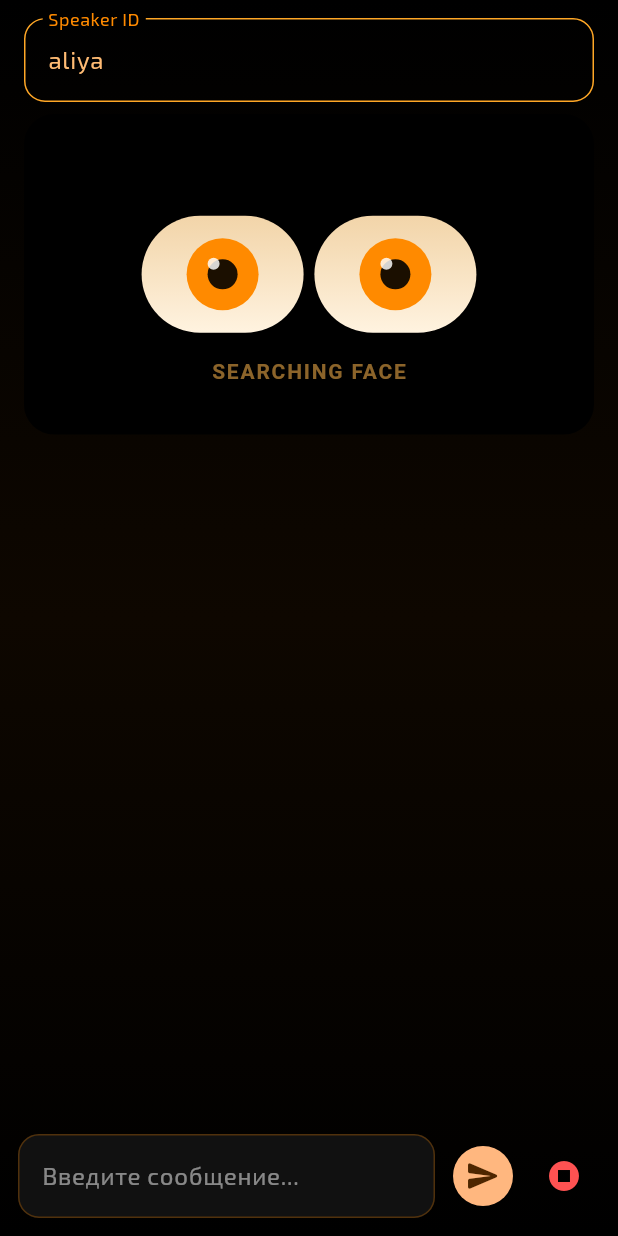
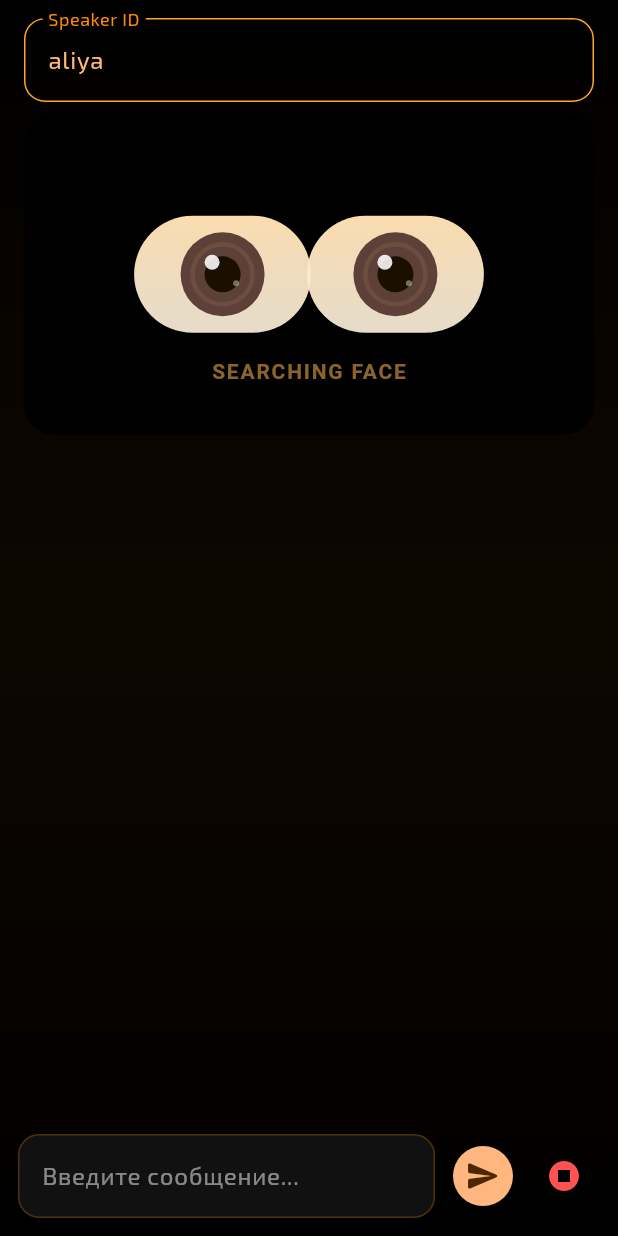
Before and after one commit to argokz/ai-aliya, a Flutter app: the screen it shows after launch, after a tap on the "mic" icon, on a phone screen of 412 x 824 dp. Run offline on Flutter 3.47's test engine with Material 3 defaults, Android fonts, the phone set to English and light mode, and no system bars; our stand-ins replace audioplayers, camera, google_fonts, permission_handler, speech_to_text, wakelock_plus; missing offline and left inert: google_mlkit_face_detection; network calls fail.

Commit message:
UI/UX Polish: Smart brown eyes, full-width bubbles, status indicators, audio replay, and pronunciation fixes

```diff
--- a/frontend/lib/screens/chat_screen.dart
+++ b/frontend/lib/screens/chat_screen.dart
@@ -34,6 +34,8 @@ class _ChatScreenState extends State<ChatScreen> {
   bool _hasFace = false;
   String _emotion = 'neutral';
   String? _partialTranscript; // For real-time feedback
+  bool _isPlaying = false; // For "Aliya is speaking" status
+  String? _lastAudioUrl; // For replay button
 
   @override
   void initState() {
@@ -45,6 +47,14 @@ class _ChatScreenState extends State<ChatScreen> {
     _gazeService.hasFace.addListener(_onFaceChanged);
 
     // Trigger greeting once everything is ready
+    _audioPlayer.onPlayerStateChanged.listen((state) {
+      if (mounted) {
+        setState(() {
+          _isPlaying = state == PlayerState.playing;
+        });
+      }
+    });
+
     WidgetsBinding.instance.addPostFrameCallback((_) async {
       await Future.delayed(const Duration(milliseconds: 1000)); // Wait for UI to settle
       _sendGreeting();
@@ -80,6 +90,7 @@ class _ChatScreenState extends State<ChatScreen> {
 
         if (audioUrl != null) {
           debugPrint('Greeting Audio URL: $audioUrl');
+          _lastAudioUrl = audioUrl;
           await _audioPlayer.play(UrlSource(audioUrl));
         }
       }
@@ -116,23 +127,33 @@ class _ChatScreenState extends State<ChatScreen> {
         onResult: (result) {
           final words = result.recognizedWords.toLowerCase();
 
+          if (mounted) {
             setState(() {
               _partialTranscript = result.recognizedWords;
             });
+          }
 
-          if (words.contains('алия')) {
-            debugPrint('Wake word "Алия" detected in results: "$words"');
+          // More robust wake word detection
+          // Matches 'алия', 'аллия', 'алея' etc. via simple fuzzy check or multiple variants
+          final wakeWordVariants = ['алия', 'аллия', 'алея', 'алияя', 'олия'];
+          bool detected = wakeWordVariants.any((v) => words.contains(v));
 
-            if (result.finalResult) {
+          if (detected) {
+            debugPrint('Wake word detected in results: "$words"');
+
+            // If we detected the wake word, we can stop listening and process the full query
+            if (result.finalResult || words.length > 10) {
               _sendRecognizedText(result.recognizedWords);
-              setState(() => _partialTranscript = null);
+              if (mounted) setState(() => _partialTranscript = null);
+              _speech.stop();
             }
           }
         },
         listenOptions: SpeechListenOptions(
           cancelOnError: false,
           partialResults: true,
-          listenMode: ListenMode.confirmation,
+          listenMode: ListenMode.dictation, // Dictation is better for continuous listening
+          autoPunctuation: true,
         ),
       );
     }
@@ -270,6 +291,7 @@ class _ChatScreenState extends State<ChatScreen> {
         } else if (type == 'audio' && content is String) {
           final audioUrl = _apiClient.resolveAudioUrl(content);
           debugPrint('Streamed Audio URL: $audioUrl');
+          _lastAudioUrl = audioUrl;
           await _audioPlayer.play(UrlSource(audioUrl));
         } else if (type == 'error') {
           setState(() {
@@ -440,7 +462,41 @@ class _ChatScreenState extends State<ChatScreen> {
                             hasFace: _hasFace,
                           ),
                         ),
-                        if (!_isLoading && !_isRecording)
+                        if (_isLoading)
+                          Positioned(
+                            bottom: 10,
+                            left: 0,
+                            right: 0,
+                            child: Center(
+                              child: Text(
+                                'Алия думает...',
+                                style: TextStyle(
+                                  color: const Color(0xFFFF8A00).withValues(alpha: 0.8),
+                                  fontSize: 13,
+                                  fontWeight: FontWeight.bold,
+                                  letterSpacing: 0.8,
+                                ),
+                              ),
+                            ),
+                          ),
+                        if (_isPlaying)
+                          Positioned(
+                            bottom: 10,
+                            left: 0,
+                            right: 0,
+                            child: Center(
+                              child: Text(
+                                'Алия говорит...',
+                                style: TextStyle(
+                                  color: const Color(0xFF64FFDA).withValues(alpha: 0.8),
+                                  fontSize: 13,
+                                  fontWeight: FontWeight.bold,
+                                  letterSpacing: 0.8,
+                                ),
+                              ),
+                            ),
+                          ),
+                        if (!_isLoading && !_isRecording && !_isPlaying)
                           Positioned(
                             bottom: 10,
                             right: 15,
@@ -497,7 +553,9 @@ class _ChatScreenState extends State<ChatScreen> {
                       child: Container(
                         margin: const EdgeInsets.symmetric(vertical: 6),
                         padding: const EdgeInsets.symmetric(horizontal: 14, vertical: 10),
-                        constraints: const BoxConstraints(maxWidth: 320),
+                        constraints: BoxConstraints(
+                          maxWidth: MediaQuery.of(context).size.width * 0.9,
+                        ),
                         decoration: BoxDecoration(
                           color: isUser ? const Color(0xFF2E1700) : const Color(0xFF151515),
                           borderRadius: BorderRadius.circular(16),
@@ -507,13 +565,36 @@ class _ChatScreenState extends State<ChatScreen> {
                                 : Colors.orange.shade200.withValues(alpha: 0.3),
                           ),
                         ),
-                        child: Text(
+                        child: Column(
+                          crossAxisAlignment: CrossAxisAlignment.start,
+                          children: [
+                            Text(
                               message.text,
                               style: TextStyle(
                                 color: isUser ? const Color(0xFFFFBB73) : Colors.white,
                                 fontSize: 15,
                                 height: 1.35,
                               ),
+                            ),
+                            if (!isUser && index == 0 && _lastAudioUrl != null)
+                              Padding(
+                                padding: const EdgeInsets.only(top: 8),
+                                child: InkWell(
+                                  onTap: () => _audioPlayer.play(UrlSource(_lastAudioUrl!)),
+                                  child: Row(
+                                    mainAxisSize: MainAxisSize.min,
+                                    children: [
+                                      Icon(Icons.replay, size: 16, color: Colors.orange.shade300),
+                                      const SizedBox(width: 4),
+                                      Text(
+                                        'Повторить аудио',
+                                        style: TextStyle(fontSize: 12, color: Colors.orange.shade300),
+                                      ),
+                                    ],
+                                  ),
+                                ),
+                              ),
+                          ],
                         ),
                       ),
                     );
--- a/frontend/lib/widgets/eye_avatar.dart
+++ b/frontend/lib/widgets/eye_avatar.dart
@@ -123,15 +123,16 @@ class _EyePainter extends CustomPainter {
   }
 
   void _drawEye(Canvas canvas, Offset center, double eyeHeight) {
-    const eyeWidth = 108.0;
+    // Draw the eye shell
+    const eyeWidth = 118.0; // Increased width
     final eyeRect = Rect.fromCenter(center: center, width: eyeWidth, height: eyeHeight);
-    final eyeRRect = RRect.fromRectAndRadius(eyeRect, const Radius.circular(42));
+    final eyeRRect = RRect.fromRectAndRadius(eyeRect, const Radius.circular(46)); // Softer curve
 
     final shellPaint = Paint()
       ..shader = LinearGradient(
         colors: [
-          Colors.orange.shade100.withValues(alpha: 0.95),
-          Colors.orange.shade50,
+          Colors.orange.shade100.withValues(alpha: 0.98),
+          Colors.orange.shade50.withValues(alpha: 0.9),
         ],
         begin: Alignment.topCenter,
         end: Alignment.bottomCenter,
@@ -139,12 +140,14 @@ class _EyePainter extends CustomPainter {
 
     canvas.drawRRect(eyeRRect, shellPaint);
 
-    const pupilRangeX = 20.0;
-    final pupilRangeY = max(6.0, eyeHeight * 0.18);
+    // Pupil ranges
+    const pupilRangeX = 24.0; // wider range
+    final pupilRangeY = max(8.0, eyeHeight * 0.2);
 
     final emotionX = switch (emotion) {
-      'thinking' => -4.0,
-      'surprised' => 3.0,
+      'thinking' => -6.0,
+      'surprised' => 4.0,
+      'happy' => 2.0,
       _ => 0.0,
     };
 
@@ -153,14 +156,29 @@ class _EyePainter extends CustomPainter {
       center.dy + (gaze.dy * pupilRangeY),
     );
 
-    final irisPaint = Paint()..color = const Color(0xFFFF8A00);
-    canvas.drawCircle(pupilCenter, 24, irisPaint);
+    // SMARTER BROWN EYES
+    // 1. Outer Iris (Brown)
+    final irisPaint = Paint()..color = const Color(0xFF5D4037); // Deep Hazel/Brown
+    canvas.drawCircle(pupilCenter, 28, irisPaint);
 
+    // 2. Iris Texture/Ring
+    final ringPaint = Paint()
+      ..color = const Color(0xFF795548).withValues(alpha: 0.6)
+      ..style = PaintingStyle.stroke
+      ..strokeWidth = 3;
+    canvas.drawCircle(pupilCenter, 20, ringPaint);
+
+    // 3. Pupil (Black)
     final pupilPaint = Paint()..color = const Color(0xFF1B0F00);
-    canvas.drawCircle(pupilCenter, 10, pupilPaint);
+    canvas.drawCircle(pupilCenter, 12, pupilPaint);
 
-    final glarePaint = Paint()..color = Colors.white.withValues(alpha: 0.82);
-    canvas.drawCircle(pupilCenter.translate(-6, -7), 4, glarePaint);
+    // 4. Primary Glare
+    final glarePaint = Paint()..color = Colors.white.withValues(alpha: 0.88);
+    canvas.drawCircle(pupilCenter.translate(-7, -8), 5, glarePaint);
+
+    // 5. Secondary "Smart" Glare
+    final smallGlarePaint = Paint()..color = Colors.white.withValues(alpha: 0.4);
+    canvas.drawCircle(pupilCenter.translate(9, 6), 2, smallGlarePaint);
 
     if (emotion == 'sad' || emotion == 'empathetic') {
       final eyelidPaint = Paint()
```
Also changed, not shown: 1 other file. Lines whose indentation alone changed are shown as unchanged.
